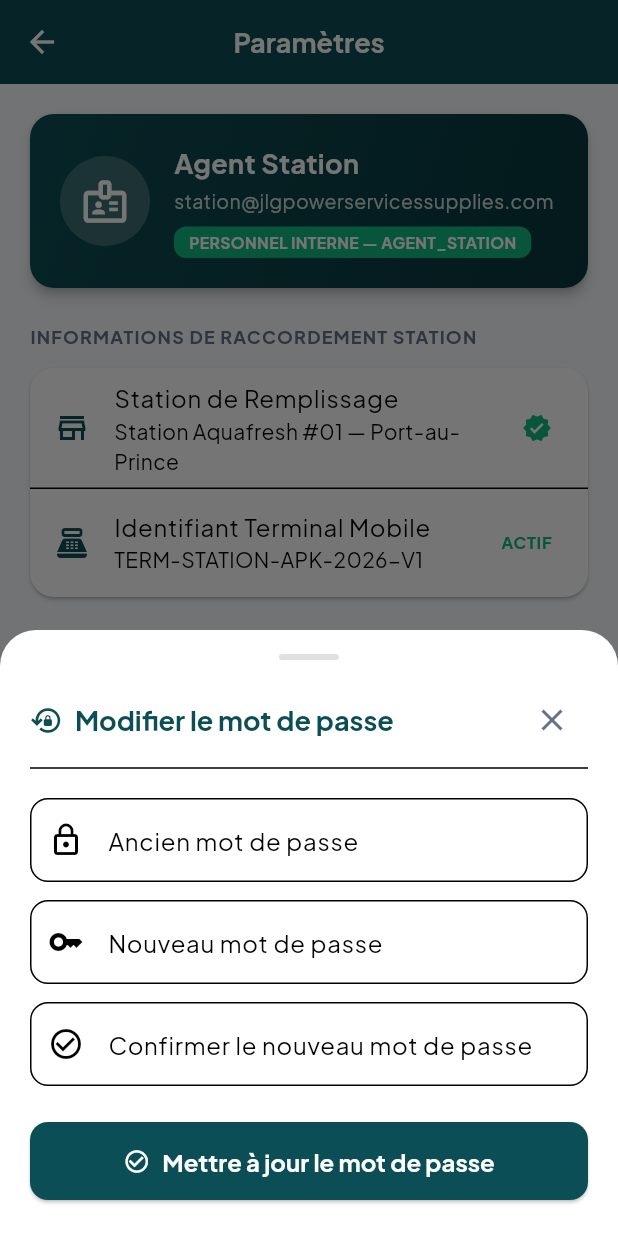
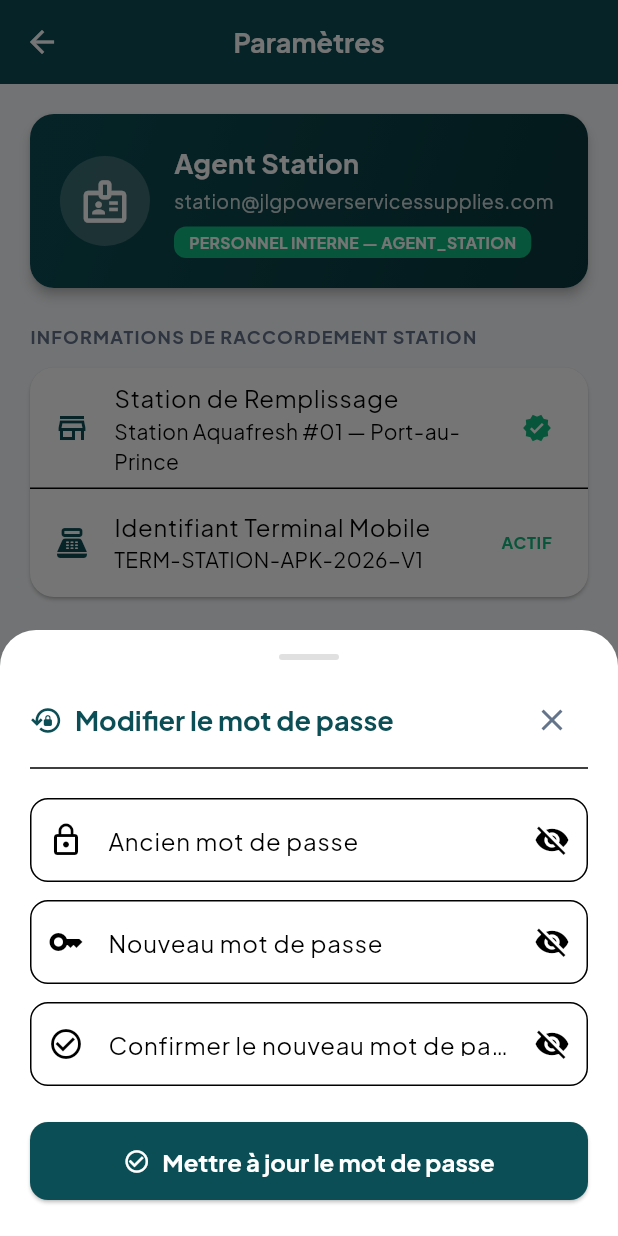
Before and after one commit to jlgtech/jlg_mobile, a Flutter app: the SettingsView screen opened directly, after a tap on "Modifier le mot de passe", on a phone screen of 412 x 824 dp. Run offline on Flutter 3.47's test engine with Material 3 defaults, Android fonts, the phone set to English and light mode, and no system bars; our stand-ins replace flutter_secure_storage, google_fonts; accounts and stored records are empty.

Commit message:
last commit

```diff
--- a/lib/modules/settings/views/settings_view.dart
+++ b/lib/modules/settings/views/settings_view.dart
@@ -27,40 +27,57 @@ class _SettingsViewState extends State<SettingsView> {
     final oldPasswordCtrl = TextEditingController();
     final newPasswordCtrl = TextEditingController();
     final confirmPasswordCtrl = TextEditingController();
+    bool obscureOld = true;
+    bool obscureNew = true;
+    bool obscureConfirm = true;
 
     AppModalSheet.showCustomBottomSheet(
       context: context,
       title: "Modifier le mot de passe",
       titleIcon: Icons.lock_reset_outlined,
-      child: Column(
+      child: StatefulBuilder(
+        builder: (context, setModalState) {
+          return Column(
             crossAxisAlignment: CrossAxisAlignment.stretch,
             children: [
               TextField(
                 controller: oldPasswordCtrl,
-            obscureText: true,
+                obscureText: obscureOld,
                 decoration: InputDecoration(
                   labelText: "Ancien mot de passe",
                   prefixIcon: const Icon(Icons.lock_outline),
+                  suffixIcon: IconButton(
+                    icon: Icon(obscureOld ? Icons.visibility_off : Icons.visibility),
+                    onPressed: () => setModalState(() => obscureOld = !obscureOld),
+                  ),
                   border: OutlineInputBorder(borderRadius: BorderRadius.circular(12)),
                 ),
               ),
               const SizedBox(height: 12),
               TextField(
                 controller: newPasswordCtrl,
-            obscureText: true,
+                obscureText: obscureNew,
                 decoration: InputDecoration(
                   labelText: "Nouveau mot de passe",
                   prefixIcon: const Icon(Icons.key_outlined),
+                  suffixIcon: IconButton(
+                    icon: Icon(obscureNew ? Icons.visibility_off : Icons.visibility),
+                    onPressed: () => setModalState(() => obscureNew = !obscureNew),
+                  ),
                   border: OutlineInputBorder(borderRadius: BorderRadius.circular(12)),
                 ),
               ),
               const SizedBox(height: 12),
               TextField(
                 controller: confirmPasswordCtrl,
-            obscureText: true,
+                obscureText: obscureConfirm,
                 decoration: InputDecoration(
                   labelText: "Confirmer le nouveau mot de passe",
                   prefixIcon: const Icon(Icons.check_circle_outline),
+                  suffixIcon: IconButton(
+                    icon: Icon(obscureConfirm ? Icons.visibility_off : Icons.visibility),
+                    onPressed: () => setModalState(() => obscureConfirm = !obscureConfirm),
+                  ),
                   border: OutlineInputBorder(borderRadius: BorderRadius.circular(12)),
                 ),
               ),
@@ -87,6 +104,8 @@ class _SettingsViewState extends State<SettingsView> {
                 label: const Text("Mettre à jour le mot de passe", style: TextStyle(fontWeight: FontWeight.bold)),
               ),
             ],
+          );
+        },
       ),
     );
   }
```
Lines whose indentation alone changed are shown as unchanged.
